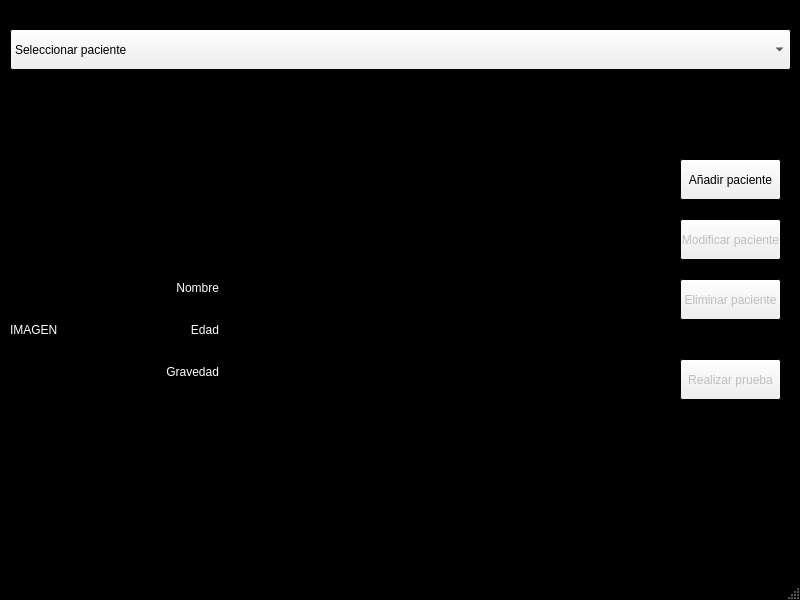
Above: Parkinson/ui/Pacientes.ui from GareusMno/AppParkinson before the change. Below: the same form after it.
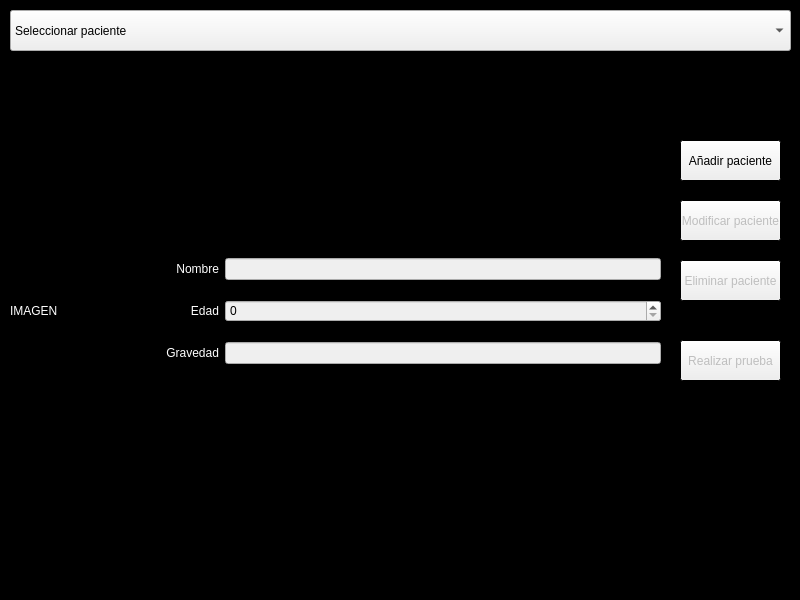
That is the form after the change.

Diff of the .ui file:
```diff
--- a/Parkinson/ui/Pacientes.ui
+++ b/Parkinson/ui/Pacientes.ui
@@ -10,6 +10,12 @@
     <height>600</height>
    </rect>
   </property>
+  <property name="minimumSize">
+   <size>
+    <width>800</width>
+    <height>600</height>
+   </size>
+  </property>
   <property name="maximumSize">
    <size>
     <width>800</width>
@@ -356,6 +362,9 @@
       <height>41</height>
      </rect>
     </property>
+    <property name="styleSheet">
+     <string notr="true">color: rgb(0, 0, 0);</string>
+    </property>
     <item>
      <property name="text">
       <string>Seleccionar paciente</string>
@@ -446,18 +455,14 @@
            <property name="enabled">
             <bool>false</bool>
            </property>
+           <property name="styleSheet">
+            <string notr="true">color: rgb(0, 0, 0);</string>
+           </property>
            <property name="text">
             <string/>
            </property>
           </widget>
          </item>
-         <item row="1" column="1">
-          <widget class="QLineEdit" name="lineEdit_2">
-           <property name="enabled">
-            <bool>false</bool>
-           </property>
-          </widget>
-         </item>
          <item row="2" column="0">
           <widget class="QLabel" name="label_5">
            <property name="text">
@@ -473,6 +478,9 @@
            <property name="enabled">
             <bool>false</bool>
            </property>
+           <property name="styleSheet">
+            <string notr="true">color: rgb(0, 0, 0);</string>
+           </property>
           </widget>
          </item>
          <item row="1" column="0">
@@ -485,6 +493,16 @@
            </property>
           </widget>
          </item>
+         <item row="1" column="1">
+          <widget class="QSpinBox" name="sbEdad">
+           <property name="enabled">
+            <bool>false</bool>
+           </property>
+           <property name="styleSheet">
+            <string notr="true">color: rgb(0, 0, 0);</string>
+           </property>
+          </widget>
+         </item>
         </layout>
        </item>
       </layout>
@@ -492,26 +510,6 @@
     </layout>
    </widget>
   </widget>
-  <widget class="QMenuBar" name="menubar">
-   <property name="geometry">
-    <rect>
-     <x>0</x>
-     <y>0</y>
-     <width>800</width>
-     <height>21</height>
-    </rect>
-   </property>
-   <widget class="QMenu" name="menuPacientes">
-    <property name="title">
-     <string>Pacientes</string>
-    </property>
-    <addaction name="actionA_adir"/>
-    <addaction name="actionModificar"/>
-    <addaction name="actionEliminar"/>
-   </widget>
-   <addaction name="menuPacientes"/>
-  </widget>
-  <widget class="QStatusBar" name="statusbar"/>
   <action name="actionA_adir">
    <property name="text">
     <string>Añadir</string>
```
Left out of the diff: 14 changed lines with no effect on the pictures.
